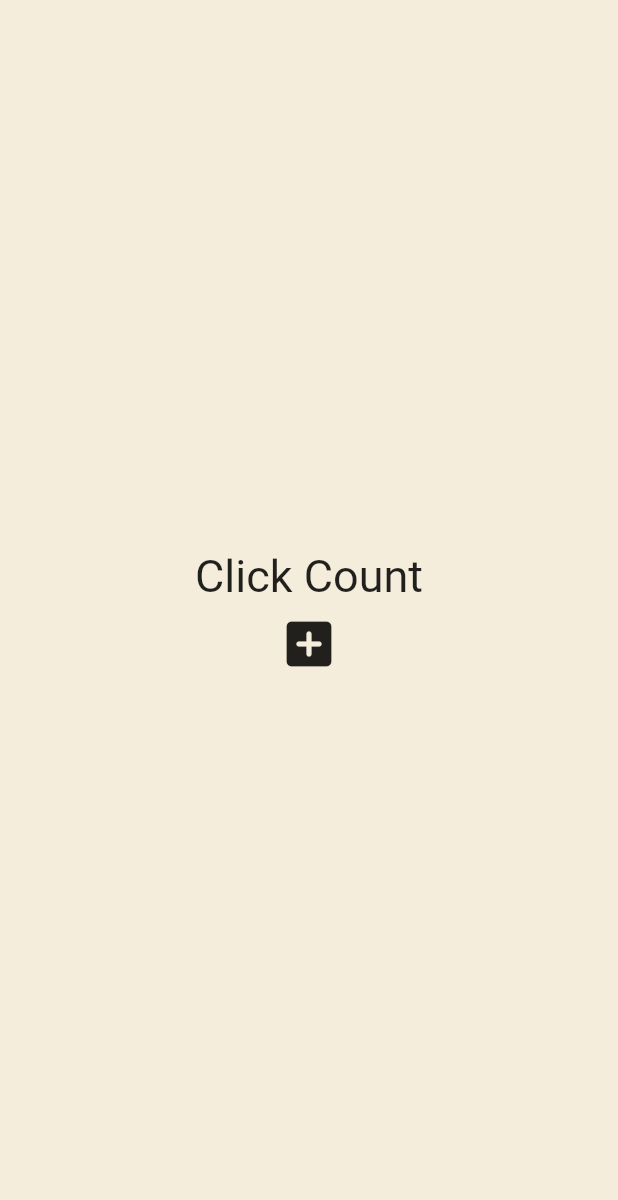
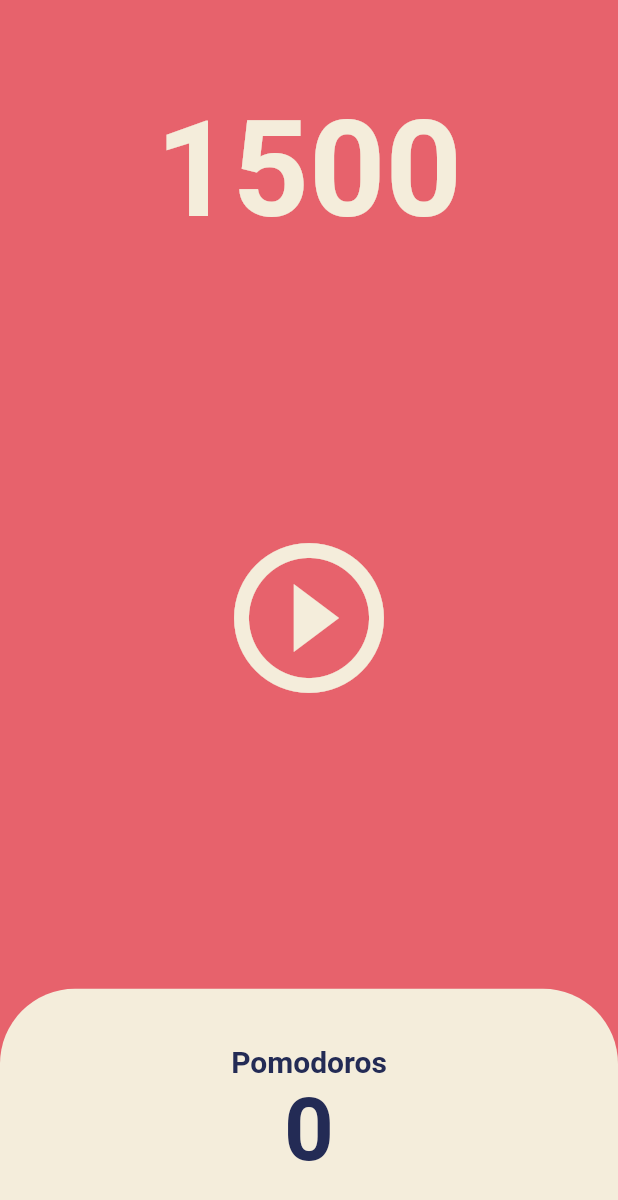
Before and after one commit to HonkenPark/flutter_study_toonflix, a Flutter app: the screen it shows after launch, on a phone screen of 412 x 824 dp. Shown: the top 1200 px of the screen. Run offline on Flutter 3.47's test engine with Material 2 defaults, Android fonts, the phone set to English and light mode, and no system bars.

Commit message:
FEAT(Source): Create Pomodoro
New Section started - 28th Jun 2023

```diff
--- a/lib/main.dart
+++ b/lib/main.dart
@@ -1,54 +1,27 @@
 import 'package:flutter/material.dart';
+import 'package:toonflix/screens/home_screen.dart';
 
 void main() {
   runApp(const App());
 }
 
-class App extends StatefulWidget {
+class App extends StatelessWidget {
   const App({super.key});
-
-  @override
-  State<App> createState() => _AppState();
-}
-
-class _AppState extends State<App> {
-  List<int> numbers = [];
-
-  void onClicked() {
-    setState(() {
-      numbers.add(numbers.length);
-    });
-  }
 
   @override
   Widget build(BuildContext context) {
     return MaterialApp(
-      home: Scaffold(
-        backgroundColor: const Color(0xFFF4EDDB),
-        body: Center(
-          child: Column(
-            mainAxisAlignment: MainAxisAlignment.center,
-            children: [
-              const Text(
-                'Click Count',
-                style: TextStyle(
-                  fontSize: 30,
-                ),
-              ),
-              for (var num in numbers)
-                Text(
-                  '$num',
-                  style: const TextStyle(fontSize: 30),
-                ),
-              IconButton(
-                onPressed: onClicked,
-                icon: const Icon(Icons.add_box_rounded),
-                iconSize: 40,
-              ),
-            ],
+      theme: ThemeData(
+        colorScheme:
+            ColorScheme.fromSwatch(backgroundColor: const Color(0xFFE7626C)),
+        textTheme: const TextTheme(
+          displayLarge: TextStyle(
+            color: Color(0xFF232B55),
           ),
         ),
+        cardColor: const Color(0xFFF4EDDB),
       ),
+      home: const HomeScreen(),
     );
   }
 }
--- /dev/null
+++ b/lib/screens/home_screen.dart
@@ -0,0 +1,101 @@
+import 'dart:async';
+import 'package:flutter/material.dart';
+
+class HomeScreen extends StatefulWidget {
+  const HomeScreen({super.key});
+
+  @override
+  State<HomeScreen> createState() => _HomeScreenState();
+}
+
+class _HomeScreenState extends State<HomeScreen> {
+  int totalSeconds = 1500;
+  late Timer timer;
+
+  void onTick(Timer asdf) {
+    setState(() {
+      totalSeconds -= 1;
+    });
+  }
+
+  void onStartPressed() {
+    timer = Timer.periodic(const Duration(seconds: 1), onTick);
+  }
+
+  @override
+  Widget build(BuildContext context) {
+    return Scaffold(
+      backgroundColor: Theme.of(context).colorScheme.background,
+      body: Column(
+        children: [
+          Flexible(
+            flex: 1,
+            child: Container(
+              alignment: Alignment.bottomCenter,
+              child: Text(
+                '$totalSeconds',
+                style: TextStyle(
+                  color: Theme.of(context).cardColor,
+                  fontSize: 89,
+                  fontWeight: FontWeight.w600,
+                ),
+              ),
+            ),
+          ),
+          Flexible(
+            flex: 3,
+            child: Center(
+              child: IconButton(
+                onPressed: onStartPressed,
+                icon: const Icon(Icons.play_circle_outline),
+                iconSize: 120,
+                color: Theme.of(context).cardColor,
+              ),
+            ),
+          ),
+          Flexible(
+            flex: 1,
+            child: Row(
+              children: [
+                Expanded(
+                  child: Container(
+                    decoration: BoxDecoration(
+                      color: Theme.of(context).cardColor,
+                      borderRadius: const BorderRadius.only(
+                        topLeft: Radius.circular(50),
+                        topRight: Radius.circular(50),
+                      ),
+                    ),
+                    child: Column(
+                      mainAxisAlignment: MainAxisAlignment.center,
+                      children: [
+                        Text(
+                          'Pomodoros',
+                          style: TextStyle(
+                            fontSize: 20,
+                            fontWeight: FontWeight.w600,
+                            color:
+                                Theme.of(context).textTheme.displayLarge!.color,
+                          ),
+                        ),
+                        Text(
+                          '0',
+                          style: TextStyle(
+                            fontSize: 58,
+                            fontWeight: FontWeight.w600,
+                            color:
+                                Theme.of(context).textTheme.displayLarge!.color,
+                          ),
+                        ),
+                      ],
+                    ),
+                  ),
+                ),
+              ],
+            ),
+          ),
+        ],
+      ),
+    );
+  }
+}
```
